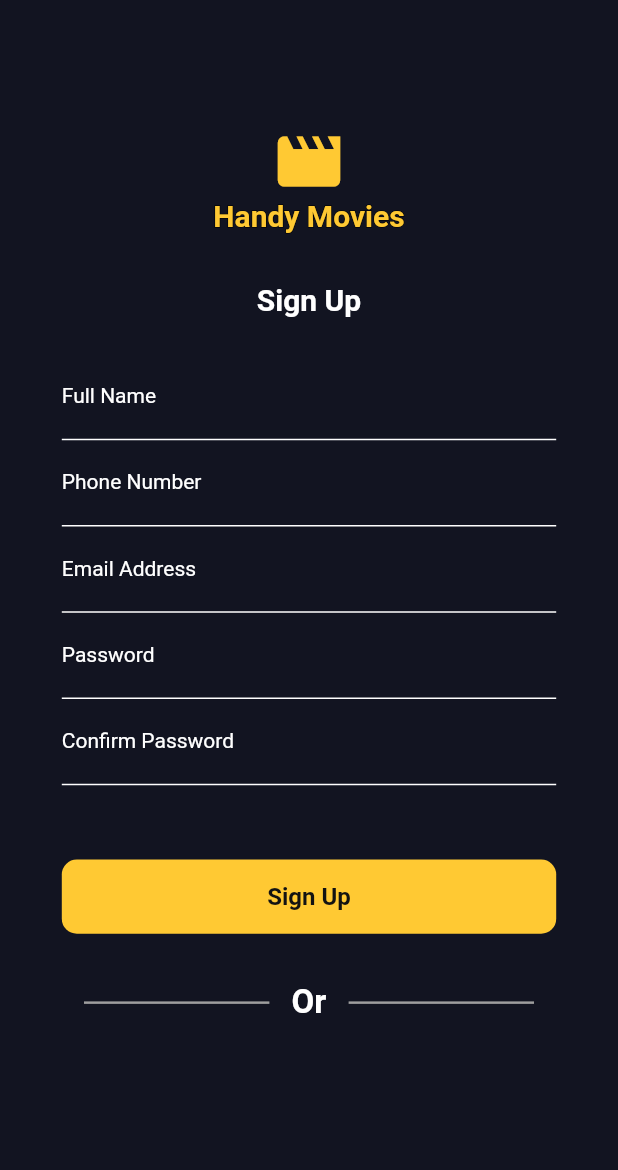
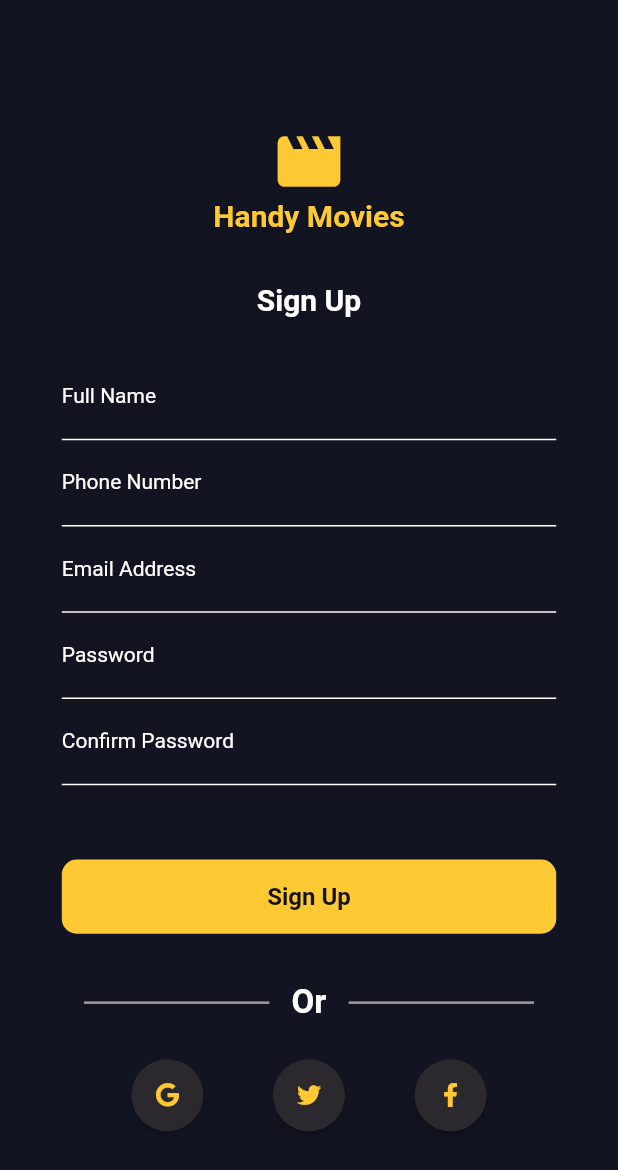
Before and after one commit to handuah/My-Movie, a Flutter app: the SignUp screen opened by its route, on a phone screen of 412 x 824 dp. Shown: the top 1170 px of the screen. Run offline on Flutter 3.47's test engine with Material 2 defaults, Android fonts, the phone set to English and light mode, and no system bars; our stand-ins replace font_awesome_flutter, google_fonts, hexcolor; network calls fail; Roboto replaces fonts that are missing (Oxygen, Staatliches).

Commit message:
finished signup page

```diff
--- a/lib/screens/signup.dart
+++ b/lib/screens/signup.dart
@@ -3,6 +3,7 @@ import 'dart:ui';
 import 'package:flutter/material.dart';
 import 'package:hexcolor/hexcolor.dart';
 import 'package:google_fonts/google_fonts.dart';
+import 'package:font_awesome_flutter/font_awesome_flutter.dart';
 
 class SignUp extends StatefulWidget {
   // const SignUp({ Key? key }) : super(key: key);
@@ -234,6 +235,54 @@ class _SignUpState extends State<SignUp> {
                         ),
                       ],
                     ),
+                    SizedBox(
+                      height: screenHeight * 0.03,
+                    ),
+                    Row(
+                      mainAxisAlignment: MainAxisAlignment.spaceEvenly,
+                      crossAxisAlignment: CrossAxisAlignment.center,
+                      children: [
+                        Material(
+                          color: HexColor('#2C292E'),
+                          borderRadius: BorderRadius.circular(50.0),
+                          elevation: 2.0,
+                          child: IconButton(
+                            icon: FaIcon(
+                              FontAwesomeIcons.google,
+                              color: HexColor('#FFC933'),
+                              size: 16.0,
+                            ),
+                            onPressed: () {},
+                          ),
+                        ),
+                        Material(
+                          color: HexColor('#2C292E'),
+                          borderRadius: BorderRadius.circular(50.0),
+                          elevation: 2.0,
+                          child: IconButton(
+                            icon: FaIcon(
+                              FontAwesomeIcons.twitter,
+                              color: HexColor('#FFC933'),
+                              size: 16.0,
+                            ),
+                            onPressed: () {},
+                          ),
+                        ),
+                        Material(
+                          color: HexColor('#2C292E'),
+                          borderRadius: BorderRadius.circular(50.0),
+                          elevation: 2.0,
+                          child: IconButton(
+                            icon: FaIcon(
+                              FontAwesomeIcons.facebookF,
+                              color: HexColor('#FFC933'),
+                              size: 16.0,
+                            ),
+                            onPressed: () {},
+                          ),
+                        ),
+                      ],
+                    ),
                   ],
                 ),
               ),
```
